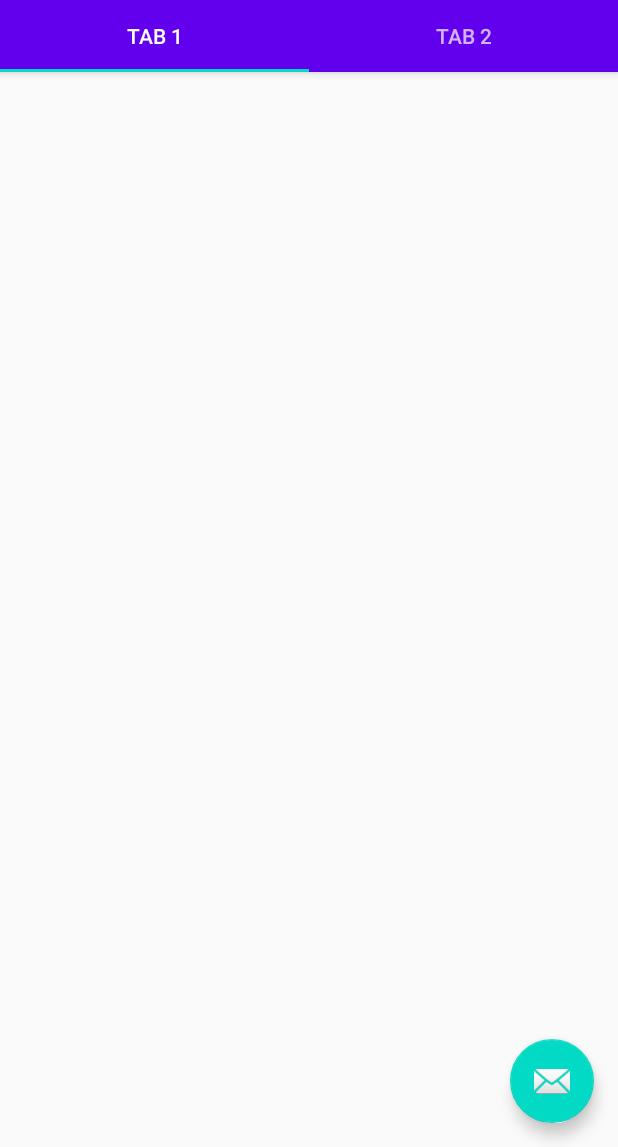
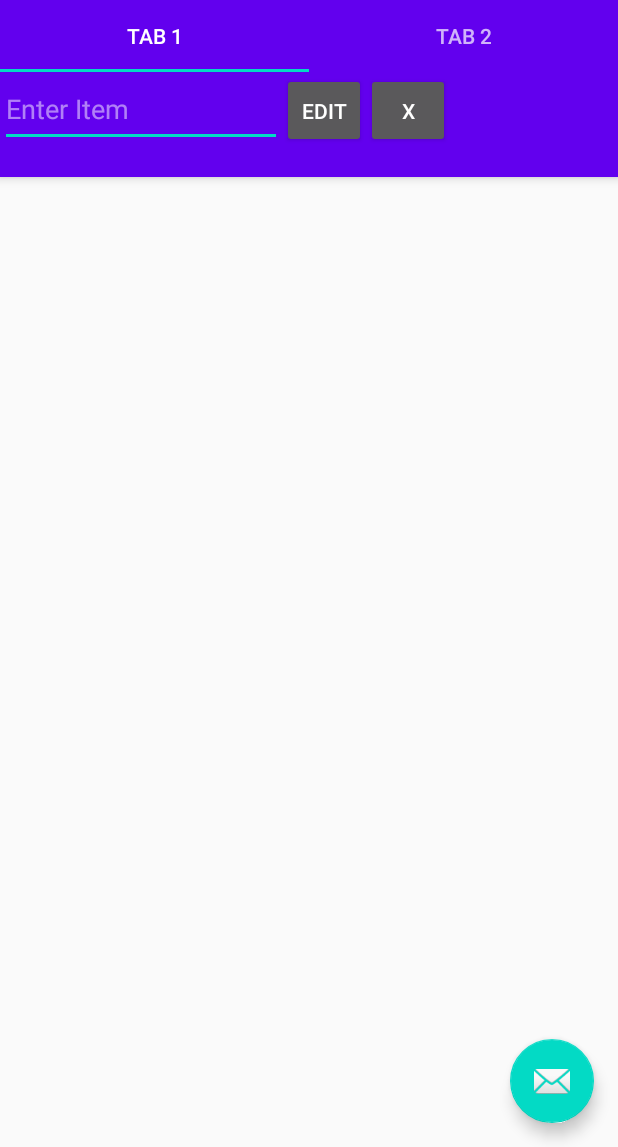
Before and after one commit to mdombrovsky/deals-notifier, an Android app: the screen it shows after launch (MainActivity), on a phone screen of 412 x 824 dp, the part 89-1236 px from its top. Run offline under Robolectric (Android 15) with nearby library versions, the phone set to English and light mode, and no system bars; 5 statements that could not run were skipped.

Commit message:
Created some initial models and got reddit scraping working.

```diff
--- a/app/src/main/AndroidManifest.xml
+++ b/app/src/main/AndroidManifest.xml
@@ -1,6 +1,7 @@
 <?xml version="1.0" encoding="utf-8"?>
 <manifest xmlns:android="http://schemas.android.com/apk/res/android"
     package="com.deals_notifier">
+    <uses-permission android:name="android.permission.INTERNET"/>
 
     <application
         android:allowBackup="true"
--- a/app/src/main/java/com/deals_notifier/MainActivity.kt
+++ b/app/src/main/java/com/deals_notifier/MainActivity.kt
@@ -1,14 +1,13 @@
 package com.deals_notifier
 
 import android.os.Bundle
+import androidx.appcompat.app.AppCompatActivity
+import androidx.viewpager.widget.ViewPager
+import com.deals_notifier.admin.Admin
+import com.deals_notifier.ui.main.SectionsPagerAdapter
 import com.google.android.material.floatingactionbutton.FloatingActionButton
 import com.google.android.material.snackbar.Snackbar
 import com.google.android.material.tabs.TabLayout
-import androidx.viewpager.widget.ViewPager
-import androidx.appcompat.app.AppCompatActivity
-import android.view.Menu
-import android.view.MenuItem
-import com.deals_notifier.ui.main.SectionsPagerAdapter
 
 class MainActivity : AppCompatActivity() {
 
@@ -22,6 +21,8 @@ class MainActivity : AppCompatActivity() {
         tabs.setupWithViewPager(viewPager)
         val fab: FloatingActionButton = findViewById(R.id.fab)
 
+        Admin.static.refresh()
+
         fab.setOnClickListener { view ->
             Snackbar.make(view, "Replace with your own action", Snackbar.LENGTH_LONG)
                     .setAction("Action", null).show()
--- /dev/null
+++ b/app/src/main/java/com/deals_notifier/admin/Admin.kt
@@ -0,0 +1,44 @@
+package com.deals_notifier.admin
+
+import android.util.Log
+import com.deals_notifier.post.model.Post
+import com.deals_notifier.scraper.model.RedditScraper
+import com.deals_notifier.scraper.model.Scraper
+import kotlinx.coroutines.CoroutineScope
+import kotlinx.coroutines.Dispatchers.IO
+import kotlinx.coroutines.delay
+import kotlinx.coroutines.launch
+
+
+class Admin() {
+
+    object static {
+        fun refresh() {
+            val scraper: Scraper = RedditScraper("askreddit")
+
+            CoroutineScope(IO).launch {
+
+//                Log.d("Posts","1Loading")
+                var posts: List<Post> = scraper.getNewPosts()
+//                Log.d("Posts","1Size: "+posts.size.toString())
+//                for(i in posts.indices){
+//                    Log.d("Posts", (i+1).toString()+": "+ posts[i].title)
+//                }
+//                delay(10000)
+//                Log.d("Posts","2Loading")
+//                posts=scraper.getNewPosts()
+//                Log.d("Posts","2Size: "+posts.size.toString())
+//                for(i in posts.indices){
+//                    Log.d("Posts", (i+1).toString()+": "+ posts[i].title)
+//                }
+//                Log.d("Posts","3Loading")
+//                posts=scraper.getPosts()
+//                Log.d("Posts","3Size: "+posts.size.toString())
+//                for(i in posts.indices){
+//                    Log.d("Posts", (i+1).toString()+": "+posts[i].title)
+//                }
+            }
+        }
+    }
+
+}
--- /dev/null
+++ b/app/src/main/java/com/deals_notifier/querry/model/MultiNameItem.kt
@@ -0,0 +1,5 @@
+package com.deals_notifier.querry.model
+
+class MultiNameItem {
+    val singleQuerries: ArrayList<Item> = ArrayList<Item>()
+}
--- /dev/null
+++ b/app/src/main/java/com/deals_notifier/scraper/model/RedditScraper.kt
@@ -0,0 +1,65 @@
+package com.deals_notifier.scraper.model
+
+import android.util.Log
+import com.deals_notifier.post.model.Post
+import com.deals_notifier.post.model.RedditPost
+import org.json.JSONArray
+import org.json.JSONObject
+import java.net.URL
+
+class RedditScraper(private val subReddit: String) : Scraper() {
+
+    private var mostRecentPostId: String? = null
+
+    private fun redditJSONToPosts(jsonString: String): List<Post> {
+        val posts: ArrayList<Post> = ArrayList<Post>()
+
+        val json = JSONObject(jsonString)
+
+        if (json.getString("kind") != "Listing") {
+            return posts
+        }
+
+        val jsonPostArray: JSONArray = json.getJSONObject("data").getJSONArray("children")
+
+        for (i in 0 until jsonPostArray.length()) {
+            val jsonPost: JSONObject = jsonPostArray.getJSONObject(i)
+            posts.add(RedditPost(jsonPost))
+        }
+
+        //Remember most recent post
+        if (posts.size > 1) {
+            mostRecentPostId = posts[0].id
+        }
+
+        return posts
+    }
+
+    private fun getRedditData(url: URL): String {
+        val response: String
+        response = try {
+            url.readText()
+        } catch (e: Exception) {
+            Log.e("RedditScraper", "Error getting response: $e")
+            ""
+        }
+        return response
+    }
+
+    public override suspend fun getPosts(): List<Post> {
+        val url: URL = URL("https://www.reddit.com/r/$subReddit/new.json?sort=new?t=day?limit=500")
+
+        return redditJSONToPosts(getRedditData(url))
+
+    }
+
+    override suspend fun getNewPosts(): List<Post> {
+        if (mostRecentPostId == null || mostRecentPostId!!.isEmpty()) {
+            return getPosts()
+        }
+        val url: URL =
+            URL("https://www.reddit.com/r/$subReddit/new.json?sort=new?t=day?limit=500&before=t3_$mostRecentPostId")
+
+        return redditJSONToPosts(getRedditData(url))
+    }
+}
--- /dev/null
+++ b/app/src/main/java/com/deals_notifier/scraper/model/Scraper.kt
@@ -0,0 +1,8 @@
+package com.deals_notifier.scraper.model
+
+import com.deals_notifier.post.model.Post
+
+abstract class Scraper {
+    abstract suspend fun getPosts(): List<Post>
+    abstract suspend fun getNewPosts(): List<Post>
+}
--- a/app/src/main/java/com/deals_notifier/ui/main/PageViewModel.kt
+++ b/app/src/main/java/com/deals_notifier/ui/main/PageViewModel.kt
@@ -4,7 +4,6 @@ import androidx.lifecycle.LiveData
 import androidx.lifecycle.MutableLiveData
 import androidx.lifecycle.Transformations
 import androidx.lifecycle.ViewModel
-import androidx.lifecycle.ViewModelProvider
 
 class PageViewModel : ViewModel() {
 
--- a/app/src/main/res/layout/activity_main.xml
+++ b/app/src/main/res/layout/activity_main.xml
@@ -26,13 +26,39 @@
             android:layout_width="match_parent"
             android:layout_height="wrap_content"
             android:background="?attr/colorPrimary" />
+
+        <LinearLayout
+            android:layout_width="300dp"
+            android:layout_height="70dp">
+        <EditText
+            android:id="@+id/item_edit_text"
+            android:hint="Enter Item"
+            android:layout_width="200dp"
+            android:layout_height="50dp"
+            android:layout_weight="3"/>
+            <Button
+                android:text="edit"
+                android:layout_width="60dp"
+                android:layout_height="50dp"
+                android:layout_weight="1"/>
+            <Button
+                android:text="X"
+                android:layout_width="60dp"
+                android:layout_height="50dp"
+                android:layout_weight="1"/>
+
+        </LinearLayout>
+
     </com.google.android.material.appbar.AppBarLayout>
 
     <androidx.viewpager.widget.ViewPager
         android:id="@+id/view_pager"
         android:layout_width="match_parent"
         android:layout_height="match_parent"
-        app:layout_behavior="@string/appbar_scrolling_view_behavior" />
+        app:layout_behavior="@string/appbar_scrolling_view_behavior">
+
+
+    </androidx.viewpager.widget.ViewPager>
 
     <com.google.android.material.floatingactionbutton.FloatingActionButton
         android:id="@+id/fab"
--- a/build.gradle
+++ b/build.gradle
@@ -8,6 +8,8 @@ buildscript {
     dependencies {
         classpath "com.android.tools.build:gradle:4.0.0"
         classpath "org.jetbrains.kotlin:kotlin-gradle-plugin:$kotlin_version"
+        classpath "org.jetbrains.kotlin:kotlin-android-extensions:$kotlin_version"
+
 
         // NOTE: Do not place your application dependencies here; they belong
         // in the individual module build.gradle files
```
Also changed, not shown: app/build.gradle (+8 -4 lines), app/src/main/java/com/deals_notifier/MyView.kt (added, +156 -0 lines), app/src/main/java/com/deals_notifier/post/model/Post.kt (added, +33 -0 lines), app/src/main/java/com/deals_notifier/post/model/RedditPost.kt (added, +33 -0 lines), app/src/main/java/com/deals_notifier/querry/model/Item.kt (added, +17 -0 lines), app/src/main/java/com/deals_notifier/querry/model/Query.kt (added, +7 -0 lines), app/src/main/res/values/attrs_my_view.xml (added, +8 -0 lines).
